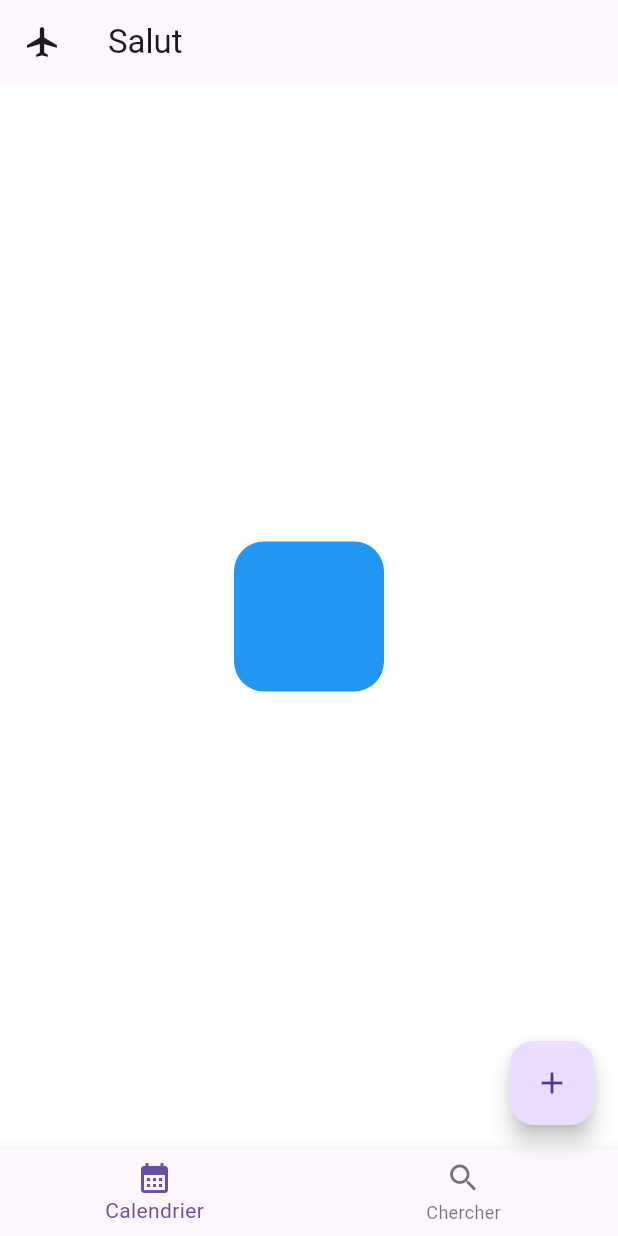
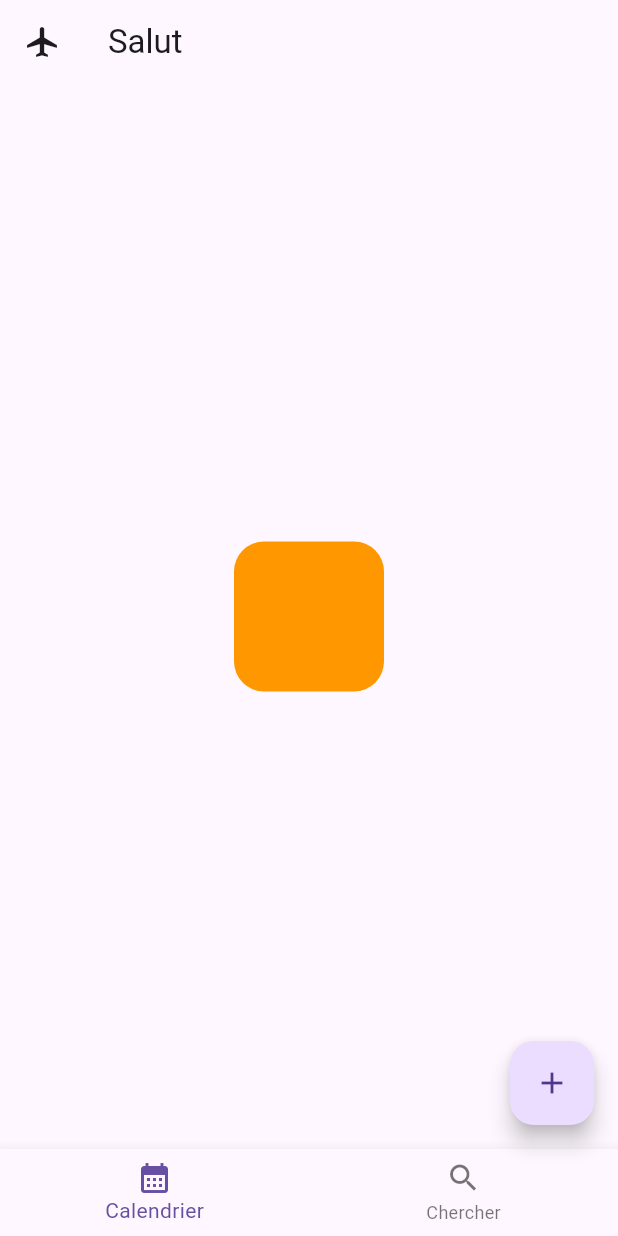
Before and after one commit to ThomasEcalle/5_AL1_2023, a Flutter app: the screen it shows after launch, on a phone screen of 412 x 824 dp. Run offline on Flutter 3.47's test engine with Material 2 defaults, Android fonts, the phone set to English and light mode, and no system bars.

Commit message:
Add third button exercise

```diff
--- /dev/null
+++ b/lib/home_tabs/button_square3.dart
@@ -0,0 +1,22 @@
+import 'package:flutter/material.dart';
+
+class ButtonSquare3 extends StatelessWidget {
+  const ButtonSquare3({
+    super.key,
+    this.color = Colors.white,
+  });
+
+  final Color color;
+
+  @override
+  Widget build(BuildContext context) {
+    return Container(
+      height: 100,
+      width: 100,
+      decoration: BoxDecoration(
+        color: color,
+        borderRadius: BorderRadius.circular(20),
+      ),
+    );
+  }
+}
--- a/lib/home_tabs/calendar_tab.dart
+++ b/lib/home_tabs/calendar_tab.dart
@@ -1,3 +1,4 @@
+import 'package:al_2023/home_tabs/button_square3.dart';
 import 'package:flutter/material.dart';
 
 import 'button_square_2.dart';
@@ -10,15 +11,18 @@ class CalendarTab extends StatefulWidget {
 }
 
 class _CalendarTabState extends State<CalendarTab> {
-  Color _color = Colors.white;
+  Color _color = Colors.orange;
 
   @override
   Widget build(BuildContext context) {
-    return Container(
-      color: _color,
-      child: Center(
-        child: SquareButton2(
-          onTap: _onButtonTap,
+    return GestureDetector(
+      onTap: _onButtonTap,
+      child: Container(
+        color: Colors.transparent,
+        child: Center(
+          child: ButtonSquare3(
+            color: _color,
+          ),
         ),
       ),
     );
@@ -27,7 +31,7 @@ class _CalendarTabState extends State<CalendarTab> {
   void _onButtonTap() {
     print('Hello from calendar');
     setState(() {
-      _color = _color == Colors.white ? Colors.green : Colors.white;
+      _color = _color == Colors.orange ? Colors.green : Colors.orange;
     });
   }
 }
```
